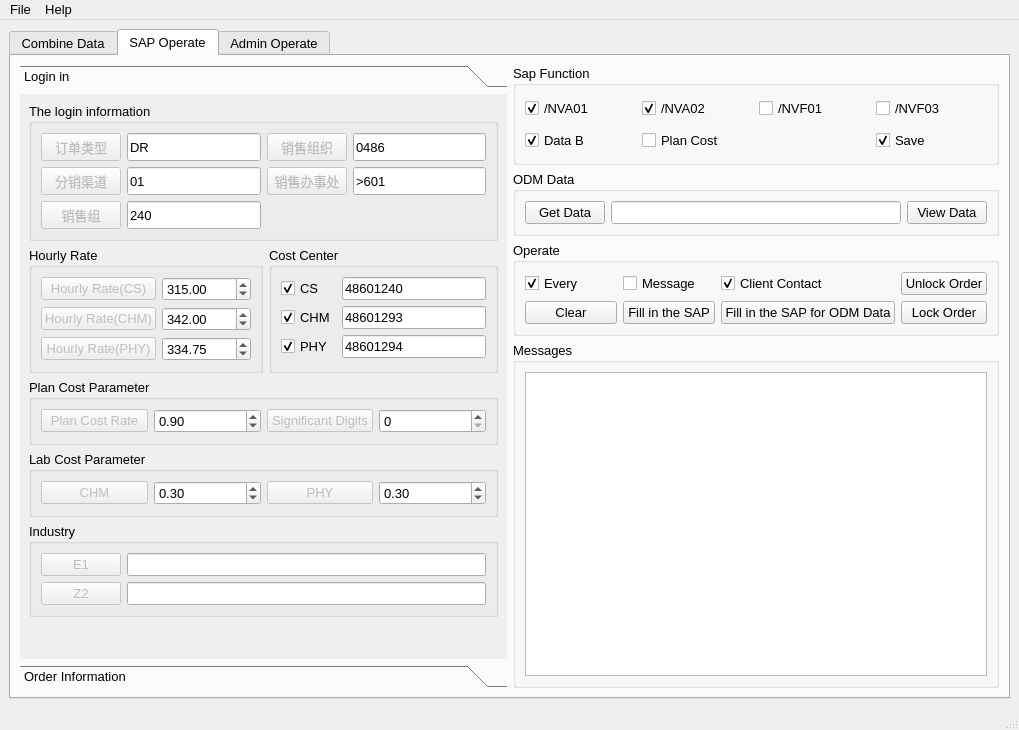
First picture: the form in Sap_Operate_Ui.ui, repository chen-huai/Sap_Operation, before the edit.
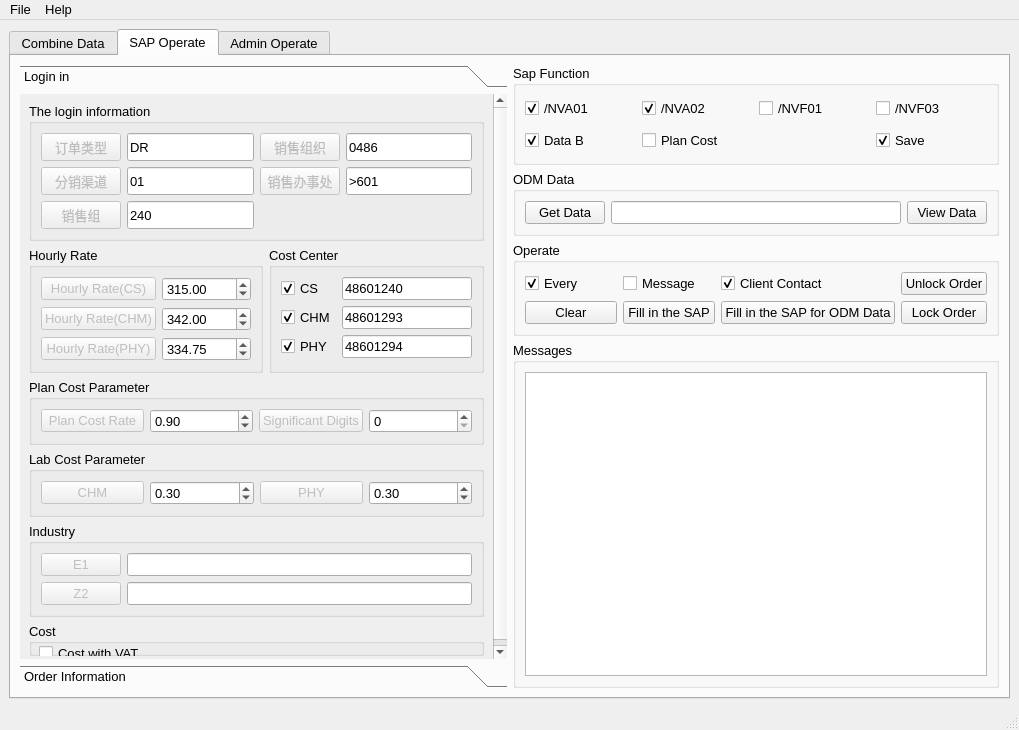
Second picture: the form after the edit. The open tabs and pages were chosen to show the change. Icons and pictures are not drawn.

Commit message: 替换无用字符，确保Cost的数据正确

Diff of the .ui file:
```diff
--- a/Sap_Operate_Ui.ui
+++ b/Sap_Operate_Ui.ui
@@ -693,8 +693,8 @@
             <rect>
              <x>0</x>
              <y>0</y>
-             <width>429</width>
-             <height>492</height>
+             <width>499</width>
+             <height>556</height>
             </rect>
            </property>
            <attribute name="label">
@@ -1167,6 +1167,32 @@
               </layout>
              </widget>
             </item>
+            <item row="5" column="0" colspan="2">
+             <widget class="QGroupBox" name="groupBox_21">
+              <property name="sizePolicy">
+               <sizepolicy hsizetype="Expanding" vsizetype="Expanding">
+                <horstretch>0</horstretch>
+                <verstretch>0</verstretch>
+               </sizepolicy>
+              </property>
+              <property name="title">
+               <string>Cost</string>
+              </property>
+              <widget class="QCheckBox" name="checkBox_27">
+               <property name="geometry">
+                <rect>
+                 <x>10</x>
+                 <y>10</y>
+                 <width>131</width>
+                 <height>41</height>
+                </rect>
+               </property>
+               <property name="text">
+                <string>Cost with VAT</string>
+               </property>
+              </widget>
+             </widget>
+            </item>
            </layout>
           </widget>
           <widget class="QWidget" name="page_4">
```
Left out of the diff: 6 changed lines with no effect on the pictures. The commit also changes 2 other files.
